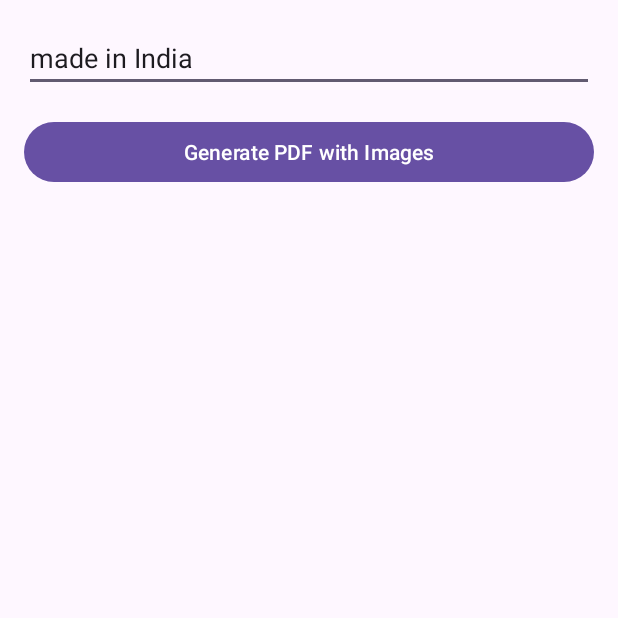
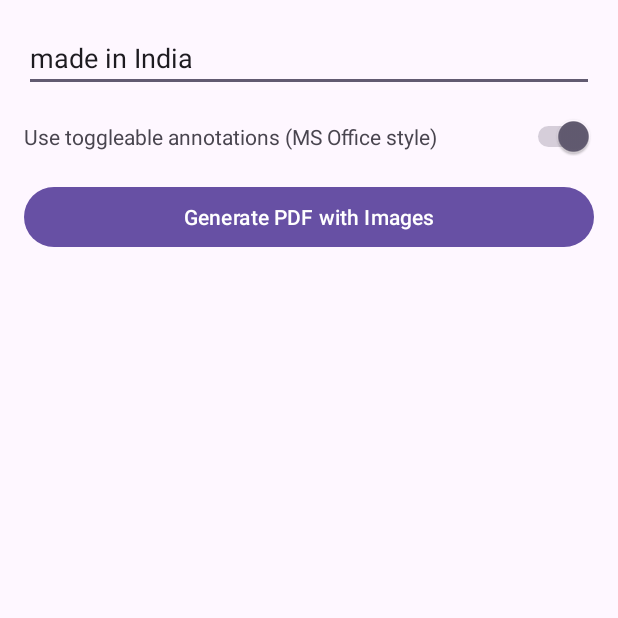
Before and after one commit to Shrey1029/android_java_pdf_annotations, an Android app: the screen it shows after launch (MainActivity), on a phone screen of 412 x 824 dp, the top half of it. Run offline under Robolectric (Android 15) with nearby library versions, the phone set to English and light mode, and no system bars; libraries missing offline, so code that uses them is left out: com.tom_roush.pdfbox; 1 statement that could not run was skipped.

Commit message:
feat: Add toggleable annotations
This commit introduces a new type of annotation that functions like Microsoft Office comments, which can be toggled open and closed.

Changes include:
- Added `createPdfWithToggleableAnnotations` method in `PdfGenerator` to create PDFs with interactive annotations.
- Added `createAnnotation` helper method to correctly format and position the toggleable annotations.
- Modified `createPdfWithAnnotations` to only draw the image when using standard annotations.
- Added `useToggleableAnnotations` flag and related methods in `MainViewModel` to control the annotation style.
- Added a `Switch` in `MainActivity` layout to allow users to choose between annotation styles.
- Updated `MainActivity` logic to handle the new switch state and call the appropriate PDF generation method.

```diff
--- a/app/src/main/java/com/technikh/java_pdf_annotations/domain/PdfGenerator.java
+++ b/app/src/main/java/com/technikh/java_pdf_annotations/domain/PdfGenerator.java
@@ -1,45 +1,96 @@
 package com.technikh.java_pdf_annotations.domain;
 
 import android.content.Context;
+
+import androidx.annotation.NonNull;
 
 import com.tom_roush.pdfbox.android.PDFBoxResourceLoader;
 import com.tom_roush.pdfbox.pdmodel.PDDocument;
 import com.tom_roush.pdfbox.pdmodel.PDPage;
 import com.tom_roush.pdfbox.pdmodel.PDPageContentStream;
 import com.tom_roush.pdfbox.pdmodel.common.PDRectangle;
+import com.tom_roush.pdfbox.pdmodel.font.PDType1Font;
+import com.tom_roush.pdfbox.pdmodel.graphics.color.PDColor;
+import com.tom_roush.pdfbox.pdmodel.graphics.color.PDDeviceRGB;
 import com.tom_roush.pdfbox.pdmodel.graphics.image.PDImageXObject;
-import com.tom_roush.pdfbox.pdmodel.font.PDType1Font;
+import com.tom_roush.pdfbox.pdmodel.interactive.annotation.PDAnnotation;
+import com.tom_roush.pdfbox.pdmodel.interactive.annotation.PDAnnotationText;
+
 import java.io.File;
 import java.io.IOException;
 import java.util.List;
 
+/**
+ * Generates PDF documents with images and annotations.
+ * Supports two annotation styles:
+ * 1. Standard - Text embedded directly on the page
+ * 2. Toggleable - Microsoft Office style clickable annotations
+ */
 public class PdfGenerator {
+
+    /**
+     * Initializes PDFBox resources
+     */
     public PdfGenerator(Context context) {
         PDFBoxResourceLoader.init(context);
     }
 
+    /**
+     * Creates a text annotation with proper positioning and styling
+     */
+    @NonNull
+    private static PDAnnotationText createAnnotation(String annotationText, float pageWidth, float pageHeight) {
+        PDAnnotationText textAnnotation = new PDAnnotationText();
+        textAnnotation.setContents(annotationText);
+
+        // Position at the top of the page
+        PDRectangle position = new PDRectangle();
+        position.setLowerLeftX(pageWidth / 2 - 20);
+        position.setLowerLeftY(pageHeight - 30);
+        position.setUpperRightX(pageWidth / 2 + 20);
+        position.setUpperRightY(pageHeight - 10);
+        textAnnotation.setRectangle(position);
+
+        // Set properties
+        textAnnotation.setOpen(false); // Initially closed, shows only icon
+        textAnnotation.setName("Comment"); // Appears as comment icon
+
+        // Background color
+        float[] yellowColor = new float[]{1f, 1f, 0.8f};
+        PDColor color = new PDColor(yellowColor, PDDeviceRGB.INSTANCE);
+        textAnnotation.setColor(color);
+
+        return textAnnotation;
+    }
+
+    /**
+     * Creates a PDF with standard text annotations directly drawn on the page
+     */
     public void createPdfWithAnnotations(List<String> imagePaths, File outputFile, String annotationText) throws IOException {
         try (PDDocument document = new PDDocument()) {
             for (String imagePath : imagePaths) {
-
                 PDPage page = new PDPage(PDRectangle.A4);
                 document.addPage(page);
 
                 float pageHeight = page.getMediaBox().getHeight();
                 float pageWidth = page.getMediaBox().getWidth();
 
-                // Add image
+                // Load and scale image
                 PDImageXObject pdImage = PDImageXObject.createFromFile(imagePath, document);
-
                 float originalWidth = pdImage.getWidth();
                 float originalHeight = pdImage.getHeight();
                 float scaleFactor = pageWidth / originalWidth;
                 float imageHeight = originalHeight * scaleFactor;
 
                 try (PDPageContentStream contentStream = new PDPageContentStream(document, page)) {
+                    // Draw image
+                    contentStream.drawImage(pdImage, 0, pageHeight - imageHeight - 40, pageWidth, imageHeight);
+
+                    // Draw text annotation
                     contentStream.beginText();
                     contentStream.setFont(PDType1Font.HELVETICA_BOLD, 12);
 
+                    // Center the text
                     float textWidth = PDType1Font.HELVETICA_BOLD.getStringWidth(annotationText) / 1000 * 12;
                     float textX = (pageWidth - textWidth) / 2;
                     float textY = pageHeight - 30;
@@ -47,12 +98,46 @@ public class PdfGenerator {
                     contentStream.newLineAtOffset(textX, textY);
                     contentStream.showText(annotationText);
                     contentStream.endText();
-
-                    contentStream.drawImage(pdImage, 0, pageHeight - imageHeight - 40, pageWidth, imageHeight);
                 }
             }
 
             document.save(outputFile);
         }
     }
+
+    /**
+     * Creates a PDF with toggleable Microsoft Office style annotations
+     * Annotations appear as comment icons that can be clicked to show/hide text
+     */
+    public void createPdfWithToggleableAnnotations(List<String> imagePaths, File outputFile, String annotationText) throws IOException {
+        try (PDDocument document = new PDDocument()) {
+            for (String imagePath : imagePaths) {
+                PDPage page = new PDPage(PDRectangle.A4);
+                document.addPage(page);
+
+                float pageHeight = page.getMediaBox().getHeight();
+                float pageWidth = page.getMediaBox().getWidth();
+
+                // Load and scale image
+                PDImageXObject pdImage = PDImageXObject.createFromFile(imagePath, document);
+                float originalWidth = pdImage.getWidth();
+                float originalHeight = pdImage.getHeight();
+                float scaleFactor = pageWidth / originalWidth;
+                float imageHeight = originalHeight * scaleFactor;
+
+                // Draw only the image
+                try (PDPageContentStream contentStream = new PDPageContentStream(document, page)) {
+                    contentStream.drawImage(pdImage, 0, pageHeight - imageHeight - 40, pageWidth, imageHeight);
+                }
+
+                // Add clickable annotation
+                PDAnnotationText textAnnotation = createAnnotation(annotationText, pageWidth, pageHeight);
+                List<PDAnnotation> annotations = page.getAnnotations();
+                annotations.add(textAnnotation);
+                page.setAnnotations(annotations);
+            }
+
+            document.save(outputFile);
+        }
+    }
 }
--- a/app/src/main/res/layout/activity_main.xml
+++ b/app/src/main/res/layout/activity_main.xml
@@ -12,6 +12,27 @@
         android:hint="Enter annotation text"
         android:text="made in India"
         android:layout_marginBottom="16dp"/>
+
+    <LinearLayout
+        android:layout_width="match_parent"
+        android:layout_height="wrap_content"
+        android:orientation="horizontal"
+        android:gravity="center_vertical"
+        android:layout_marginBottom="16dp">
+
+        <TextView
+            android:layout_width="0dp"
+            android:layout_height="wrap_content"
+            android:layout_weight="1"
+            android:text="Use toggleable annotations (MS Office style)"
+            android:textSize="14sp"/>
+
+        <Switch
+            android:id="@+id/switch_toggleable_annotations"
+            android:layout_width="wrap_content"
+            android:layout_height="wrap_content"
+            android:checked="true"/>
+    </LinearLayout>
 
     <Button
         android:id="@+id/btn_generate_pdf"
```
Also changed, not shown: app/src/main/java/com/technikh/java_pdf_annotations/presentation/MainActivity.java (+31 -2 lines), app/src/main/java/com/technikh/java_pdf_annotations/presentation/MainViewModel.java (+47 -1 lines).
